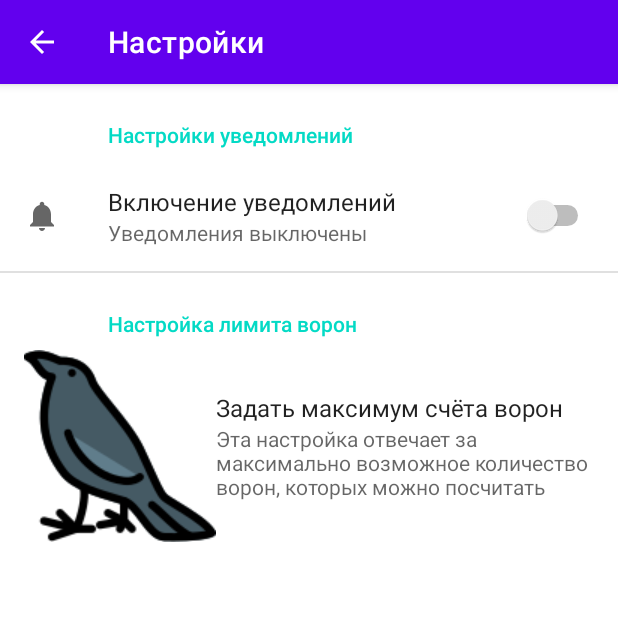
After one commit to excitexcite/CrowCounter, an Android app: the SettingsActivity screen opened directly, with no data from a screen before it, on a phone screen of 412 x 824 dp, the top half of it. The commit adds this screen. Run offline under Robolectric (Android 15) with nearby library versions, the phone set to English and light mode, and no system bars; our stand-ins replace androidx.preference.

Commit message:
Add settings window

```diff
--- a/app/build.gradle
+++ b/app/build.gradle
@@ -33,6 +33,7 @@ dependencies {
     implementation 'androidx.appcompat:appcompat:1.2.0'
     implementation 'com.google.android.material:material:1.2.1'
     implementation 'androidx.constraintlayout:constraintlayout:2.0.4'
+    implementation 'androidx.preference:preference:1.1.1'
     testImplementation 'junit:junit:4.+'
     androidTestImplementation 'androidx.test.ext:junit:1.1.2'
     androidTestImplementation 'androidx.test.espresso:espresso-core:3.3.0'
--- a/app/src/main/AndroidManifest.xml
+++ b/app/src/main/AndroidManifest.xml
@@ -9,8 +9,12 @@
         android:roundIcon="@mipmap/ic_launcher_round"
         android:supportsRtl="true"
         android:theme="@style/Theme.CrowCounter">
-        <activity android:name=".AboutActivity"
-            android:parentActivityName=".MainActivity"/>
+        <activity
+            android:name=".SettingsActivity"
+            android:label="@string/title_activity_settings"></activity>
+        <activity
+            android:name=".AboutActivity"
+            android:parentActivityName=".MainActivity" />
         <activity android:name=".MainActivity">
             <intent-filter>
                 <action android:name="android.intent.action.MAIN" />
--- /dev/null
+++ b/app/src/main/java/com/peapod/crowcounter/SettingsActivity.java
@@ -0,0 +1,33 @@
+package com.peapod.crowcounter;
+
+import android.os.Bundle;
+
+import androidx.appcompat.app.ActionBar;
+import androidx.appcompat.app.AppCompatActivity;
+import androidx.preference.PreferenceFragmentCompat;
+
+public class SettingsActivity extends AppCompatActivity {
+
+    @Override
+    protected void onCreate(Bundle savedInstanceState) {
+        super.onCreate(savedInstanceState);
+        setContentView(R.layout.settings_activity);
+        if (savedInstanceState == null) {
+            getSupportFragmentManager()
+                    .beginTransaction()
+                    .replace(R.id.settings, new SettingsFragment())
+                    .commit();
+        }
+        ActionBar actionBar = getSupportActionBar();
+        if (actionBar != null) {
+            actionBar.setDisplayHomeAsUpEnabled(true);
+        }
+    }
+
+    public static class SettingsFragment extends PreferenceFragmentCompat {
+        @Override
+        public void onCreatePreferences(Bundle savedInstanceState, String rootKey) {
+            setPreferencesFromResource(R.xml.root_preferences, rootKey);
+        }
+    }
+}
--- /dev/null
+++ b/app/src/main/res/drawable/ic_baseline_notifications_24.xml
@@ -0,0 +1,10 @@
+<vector xmlns:android="http://schemas.android.com/apk/res/android"
+    android:width="24dp"
+    android:height="24dp"
+    android:viewportWidth="24"
+    android:viewportHeight="24"
+    android:tint="?attr/colorControlNormal">
+  <path
+      android:fillColor="@android:color/white"
+      android:pathData="M12,22c1.1,0 2,-0.9 2,-2h-4c0,1.1 0.89,2 2,2zM18,16v-5c0,-3.07 -1.64,-5.64 -4.5,-6.32L13.5,4c0,-0.83 -0.67,-1.5 -1.5,-1.5s-1.5,0.67 -1.5,1.5v0.68C7.63,5.36 6,7.92 6,11v5l-2,2v1h16v-1l-2,-2z"/>
+</vector>
--- /dev/null
+++ b/app/src/main/res/layout/settings_activity.xml
@@ -0,0 +1,9 @@
+<LinearLayout xmlns:android="http://schemas.android.com/apk/res/android"
+    android:layout_width="match_parent"
+    android:layout_height="match_parent">
+
+    <FrameLayout
+        android:id="@+id/settings"
+        android:layout_width="match_parent"
+        android:layout_height="match_parent" />
+</LinearLayout>
--- /dev/null
+++ b/app/src/main/res/values/arrays.xml
@@ -0,0 +1,12 @@
+<resources>
+    <!-- Reply Preference -->
+    <string-array name="reply_entries">
+        <item>Reply</item>
+        <item>Reply to all</item>
+    </string-array>
+
+    <string-array name="reply_values">
+        <item>reply</item>
+        <item>reply_all</item>
+    </string-array>
+</resources>
--- a/app/src/main/res/values/strings.xml
+++ b/app/src/main/res/values/strings.xml
@@ -1,4 +1,5 @@
 <resources>
     <string name="app_name">CrowCounter</string>
     <string name="about_info">Эта программа написана самым великим программистом всех времён - Васей Пупкиным. На данный момент посчитано %1$d ворон</string>
+    <string name="title_activity_settings">Настройки</string>
 </resources>
--- /dev/null
+++ b/app/src/main/res/xml/root_preferences.xml
@@ -0,0 +1,26 @@
+<PreferenceScreen xmlns:android="http://schemas.android.com/apk/res/android"
+    xmlns:app="http://schemas.android.com/apk/res-auto">
+    <PreferenceCategory
+        android:textAlignment="viewStart"
+        android:title="Настройки уведомлений">
+
+        <SwitchPreference
+            android:defaultValue="false"
+            android:icon="@drawable/ic_baseline_notifications_24"
+            android:key="notifications"
+            android:summaryOff="Уведомления выключены"
+            android:summaryOn="Уведомления включены"
+            android:title="Включение уведомлений" />
+    </PreferenceCategory>
+    <PreferenceCategory android:title="Настройка лимита ворон">
+
+        <EditTextPreference
+            android:defaultValue="10000"
+            android:icon="@drawable/crow"
+            android:key="crow_limit"
+            android:selectAllOnFocus="true"
+            android:singleLine="true"
+            android:summary="Эта настройка отвечает за максимально возможное количество ворон, которых можно посчитать"
+            android:title="Задать максимум счёта ворон" />
+    </PreferenceCategory>
+</PreferenceScreen>
```
